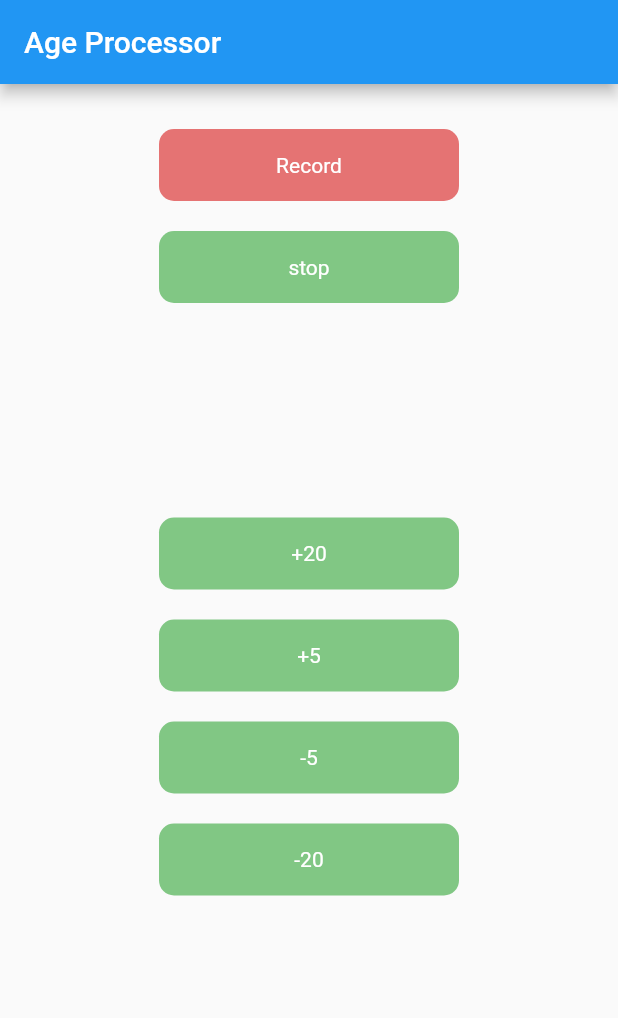
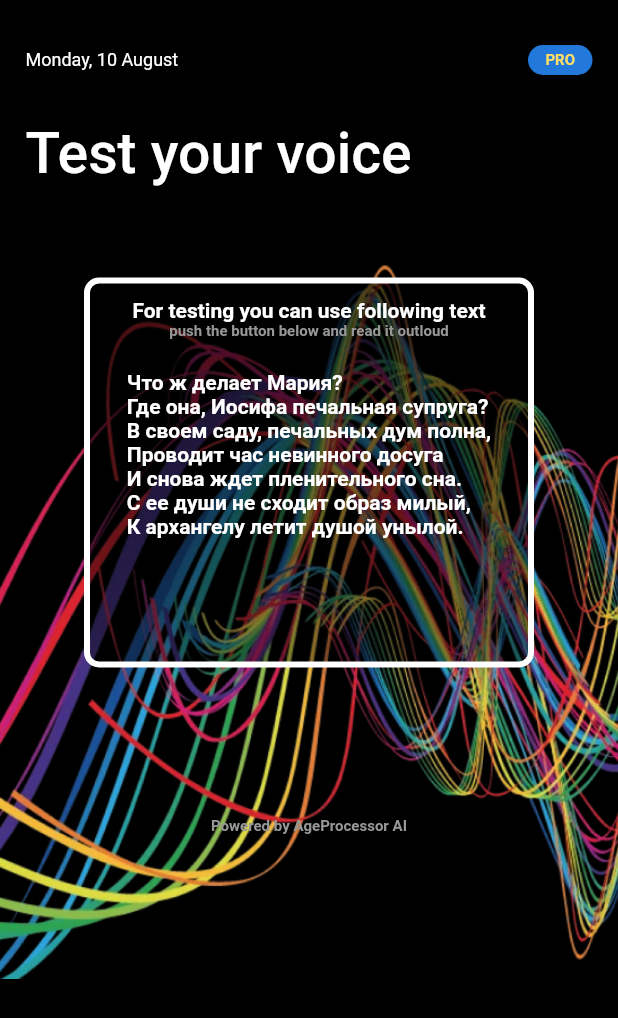
Before and after one commit to Timazver/AgeProcessor, a Flutter app: the screen it shows after launch, on a phone screen of 412 x 824 dp. Shown: the top 1018 px of the screen. Run offline on Flutter 3.47's test engine with Material 2 defaults, Android fonts, the phone set to English and light mode, and no system bars; our stand-ins replace audioplayers, dio, permission_handler, rxdart; missing offline and left inert: flutter_rounded_progress_bar, flutter_sound, record_mp3; generated files the repository leaves out were written again.

Commit message:
Changed main screen design

```diff
--- /dev/null
+++ b/lib/ui/colors/custom_colors.dart
@@ -0,0 +1,21 @@
+
+import 'package:flutter/rendering.dart';
+
+class CustomColors {
+
+  //Simple colors
+  static Color textBlockSubtitle = Color.fromRGBO(152, 151, 151, 1);
+  static Color proSignBg = Color.fromRGBO(35,120,219,1);
+  static Color proSignTitle = Color.fromRGBO(255,221,102,1);
+
+  //Gradient colors
+
+  static LinearGradient textBlockGradient = LinearGradient(
+    begin: Alignment.topCenter,
+    end: Alignment.bottomCenter,
+    colors: [
+      Color.fromRGBO(0, 0, 0, 0.675),
+      Color.fromRGBO(0, 0, 0, 0.4125)
+    ]
+  );
+}
--- a/lib/ui/screens/main_screen.dart
+++ b/lib/ui/screens/main_screen.dart
@@ -2,7 +2,10 @@ import 'dart:io';
 import 'package:age_processor/data/datastore/network/model/requests/upload_request.dart';
 import 'package:age_processor/data/repositories/auth/repository_impl.dart';
 import 'package:age_processor/ui/screens/result_screen.dart';
+import 'package:age_processor/ui/styles/custom_textstyle.dart';
 import 'package:age_processor/ui/viewmodel/main_screen_viewmodel.dart';
+import 'package:age_processor/ui/widgets/main/text_block.dart';
+import 'package:age_processor/ui/widgets/pro_sign.dart';
 import 'package:age_processor/util/app_utils.dart';
 import 'package:flutter/material.dart';
 import 'package:flutter_rounded_progress_bar/flutter_rounded_progress_bar.dart';
@@ -12,14 +15,11 @@ import 'package:permission_handler/permission_handler.dart';
 import 'package:record_mp3/record_mp3.dart';
 
 class MainScreen extends StatefulWidget {
-
   @override
   State<StatefulWidget> createState() => _MainScreenState();
-
 }
 
 class _MainScreenState extends State<MainScreen> {
-
   String statusText = "";
   bool isComplete = false;
   String recordFilePath;
@@ -33,24 +33,24 @@ class _MainScreenState extends State<MainScreen> {
     _recorder = FlutterSoundRecorder();
 
     _viewModel.basicRespStream.listen((value) {
-      AppUtils.showError(context, "Ок", "Файл ${value.file} был успешно загружен.", onSubmit: () => {
+      AppUtils.showError(
+          context, "Ок", "Файл ${value.file} был успешно загружен.",
+          onSubmit: () => {
                 setState(() {
                   Directory(recordFilePath).deleteSync(recursive: true);
-      statusText ="";
+                  statusText = "";
                   recordFilePath = "";
                   isComplete = false;
                   percent = null;
                 }),
                 Navigator.of(context).pop(),
-         Navigator.push(context, MaterialPageRoute(builder: (context) => ResultScreen(
-        id: value.id,
-        code: value.security_code
-      )))
-      }
-
-      );
-    })
-    .onError((error) {
+                Navigator.push(
+                    context,
+                    MaterialPageRoute(
+                        builder: (context) => ResultScreen(
+                            id: value.id, code: value.security_code)))
+              });
+    }).onError((error) {
       AppUtils.showError(context, "Ошибка", error.toString());
     });
 
@@ -61,8 +61,8 @@ class _MainScreenState extends State<MainScreen> {
     });
   }
 
-  MainScreenViewmodel _viewModel = MainScreenViewmodel(repository: RepositoryImpl());
-
+  MainScreenViewmodel _viewModel =
+      MainScreenViewmodel(repository: RepositoryImpl());
 
   Future<bool> checkPermission() async {
     if (!await Permission.microphone.isGranted) {
@@ -81,7 +81,8 @@ Future<bool> checkPermission() async {
       recordFilePath = await getFilePath();
       isComplete = false;
       await _recorder.openAudioSession();
-      await _recorder.startRecorder(codec: Codec.pcm16WAV, toFile: recordFilePath);
+      await _recorder.startRecorder(
+          codec: Codec.pcm16WAV, toFile: recordFilePath);
       // RecordMp3.instance.start(recordFilePath, (type) {
       //   statusText = "Record error--->$type";
       //   setState(() {});
@@ -116,7 +117,6 @@ Future<bool> checkPermission() async {
     setState(() {});
   }
 
-
   Future<String> getFilePath() async {
     Directory storageDirectory = await getApplicationDocumentsDirectory();
     String sdPath = storageDirectory.path + "/record";
@@ -130,157 +130,177 @@ Future<bool> checkPermission() async {
   @override
   Widget build(BuildContext context) {
     return Scaffold(
-        appBar: AppBar(
-          title: const Text('Age Processor'),
-        ),
+        backgroundColor: Colors.black,
         body: SingleChildScrollView(
+            child: Container(
+          height: MediaQuery.of(context).size.height,
+          padding: EdgeInsets.symmetric(horizontal: 17),
+          decoration: BoxDecoration(
+              image: DecorationImage(
+                  image: AssetImage("assets/images/bg.png"),
+                  alignment: Alignment.center,
+                  fit: BoxFit.fitWidth)),
           child: Column(children: [
             SizedBox(height: 30),
-           GestureDetector(
-                  child: Container(
-                    width: 200,
-                    height: 48.0,
-                    decoration: BoxDecoration(
-                      borderRadius: BorderRadius.circular(10),
-                      color: Colors.red.shade300),
-                    child: Center(
-                      child: Text(
-                        'Record',
-                        style: TextStyle(color: Colors.white),
-                      ),
-                    ),
-                  ),
-                  onTap: () async {
-                    startRecord();
-                  },
+            Row(mainAxisAlignment: MainAxisAlignment.spaceBetween, children: [
+              Text("Monday, 10 August", style: CustomTextStyle.dateTitle),
+              ProSign()
+            ]),
+            SizedBox(height: 30),
+            Align(
+                alignment: Alignment.centerLeft,
+                child: Text("Test your voice",
+                    style: CustomTextStyle.screenTitle)),
+            SizedBox(height: 60),
+            TextBlock(),
+            SizedBox(height: 50),
 
-              ),
-              SizedBox(height: 20),
-              GestureDetector(
-                  child: Container(
-                    width: 200,
-                    height: 48.0,
-                    decoration: BoxDecoration(
-                      borderRadius: BorderRadius.circular(10),
-                      color: Colors.green.shade300),
-                    child: Center(
-                      child: Text(
-                        'stop',
-                        style: TextStyle(color: Colors.white),
-                      ),
-                    ),
-                  ),
-                  onTap: () {
-                    stopRecord();
-                  },
-                ),
-          Padding(
-            padding: const EdgeInsets.only(top: 20.0),
-            child: Text(
-              statusText,
-              style: TextStyle(color: Colors.red, fontSize: 20),
-            ),
-          ),
-          GestureDetector(
-            behavior: HitTestBehavior.opaque,
-            onTap: () {
-              _viewModel.uploadRecord(UploadRequest(filePath: recordFilePath));
-            },
-            child: Container(
-              margin: EdgeInsets.only(top: 30),
-              alignment: AlignmentDirectional.center,
-              width: 100,
-              height: 50,
-              child: isComplete && recordFilePath != null
-                  ? Text(
-                      "Send",
-                      style: TextStyle(color: Colors.red, fontSize: 20),
-                    )
-                  : Container(),
-            ),
-          ),
-          percent != null ? RoundedProgressBar(
-            percent: percent,
-            childCenter: Text("${percent.toStringAsFixed(2)} %"),
-          ) : Container(),
-          SizedBox(height: 20),
-              GestureDetector(
-                  child: Container(
-                    width: 200,
-                    height: 48.0,
-                    decoration: BoxDecoration(
-                      borderRadius: BorderRadius.circular(10),
-                      color: Colors.green.shade300),
-                    child: Center(
-                      child: Text(
-                        '+20',
-                        style: TextStyle(color: Colors.white),
-                      ),
-                    ),
-                  ),
-                  onTap: () {
-                    stopRecord();
-                  },
-                ),
-                SizedBox(height: 20),
-              GestureDetector(
-                  child: Container(
-                    width: 200,
-                    height: 48.0,
-                    decoration: BoxDecoration(
-                      borderRadius: BorderRadius.circular(10),
-                      color: Colors.green.shade300),
-                    child: Center(
-                      child: Text(
-                        '+5',
-                        style: TextStyle(color: Colors.white),
-                      ),
-                    ),
-                  ),
-                  onTap: () {
-                    stopRecord();
-                  },
-                ),
-                SizedBox(height: 20),
-              GestureDetector(
-                  child: Container(
-                    width: 200,
-                    height: 48.0,
-                    decoration: BoxDecoration(
-                      borderRadius: BorderRadius.circular(10),
-                      color: Colors.green.shade300),
-                    child: Center(
-                      child: Text(
-                        '-5',
-                        style: TextStyle(color: Colors.white),
-                      ),
-                    ),
-                  ),
-                  onTap: () {
-                    stopRecord();
-                  },
-                ),
-                SizedBox(height: 20),
-              GestureDetector(
-                  child: Container(
-                    width: 200,
-                    height: 48.0,
-                    decoration: BoxDecoration(
-                      borderRadius: BorderRadius.circular(10),
-                      color: Colors.green.shade300),
-                    child: Center(
-                      child: Text(
-                        '-20',
-                        style: TextStyle(color: Colors.white),
-                      ),
-                    ),
-                  ),
-                  onTap: () {
-                    stopRecord();
-                  },
-                ),
+            SizedBox(height: 50),
+            Center(child: Text("Powered by AgeProcessor AI", style: CustomTextStyle.textBlockSubtitle))
+            //  GestureDetector(
+            //         child: Container(
+            //           width: 200,
+            //           height: 48.0,
+            //           decoration: BoxDecoration(
+            //             borderRadius: BorderRadius.circular(10),
+            //             color: Colors.red.shade300),
+            //           child: Center(
+            //             child: Text(
+            //               'Record',
+            //               style: TextStyle(color: Colors.white),
+            //             ),
+            //           ),
+            //         ),
+            //         onTap: () async {
+            //           startRecord();
+            //         },
+
+            //     ),
+            //     SizedBox(height: 20),
+            //     GestureDetector(
+            //         child: Container(
+            //           width: 200,
+            //           height: 48.0,
+            //           decoration: BoxDecoration(
+            //             borderRadius: BorderRadius.circular(10),
+            //             color: Colors.green.shade300),
+            //           child: Center(
+            //             child: Text(
+            //               'stop',
+            //               style: TextStyle(color: Colors.white),
+            //             ),
+            //           ),
+            //         ),
+            //         onTap: () {
+            //           stopRecord();
+            //         },
+            //       ),
+            // Padding(
+            //   padding: const EdgeInsets.only(top: 20.0),
+            //   child: Text(
+            //     statusText,
+            //     style: TextStyle(color: Colors.red, fontSize: 20),
+            //   ),
+            // ),
+            // GestureDetector(
+            //   behavior: HitTestBehavior.opaque,
+            //   onTap: () {
+            //     _viewModel.uploadRecord(UploadRequest(filePath: recordFilePath));
+            //   },
+            //   child: Container(
+            //     margin: EdgeInsets.only(top: 30),
+            //     alignment: AlignmentDirectional.center,
+            //     width: 100,
+            //     height: 50,
+            //     child: isComplete && recordFilePath != null
+            //         ? Text(
+            //             "Send",
+            //             style: TextStyle(color: Colors.red, fontSize: 20),
+            //           )
+            //         : Container(),
+            //   ),
+            // ),
+            // percent != null ? RoundedProgressBar(
+            //   percent: percent,
+            //   childCenter: Text("${percent.toStringAsFixed(2)} %"),
+            // ) : Container(),
+            // SizedBox(height: 20),
+            //     GestureDetector(
+            //         child: Container(
+            //           width: 200,
+            //           height: 48.0,
+            //           decoration: BoxDecoration(
+            //             borderRadius: BorderRadius.circular(10),
+            //             color: Colors.green.shade300),
+            //           child: Center(
+            //             child: Text(
+            //               '+20',
+            //               style: TextStyle(color: Colors.white),
+            //             ),
+            //           ),
+            //         ),
+            //         onTap: () {
+            //           stopRecord();
+            //         },
+            //       ),
+            //       SizedBox(height: 20),
+            //     GestureDetector(
+            //         child: Container(
+            //           width: 200,
+            //           height: 48.0,
+            //           decoration: BoxDecoration(
+            //             borderRadius: BorderRadius.circular(10),
+            //             color: Colors.green.shade300),
+            //           child: Center(
+            //             child: Text(
+            //               '+5',
+            //               style: TextStyle(color: Colors.white),
+            //             ),
+            //           ),
+            //         ),
+            //         onTap: () {
+            //           stopRecord();
+            //         },
+            //       ),
+            //       SizedBox(height: 20),
+            //     GestureDetector(
+            //         child: Container(
+            //           width: 200,
+            //           height: 48.0,
+            //           decoration: BoxDecoration(
+            //             borderRadius: BorderRadius.circular(10),
+            //             color: Colors.green.shade300),
+            //           child: Center(
+            //             child: Text(
+            //               '-5',
+            //               style: TextStyle(color: Colors.white),
+            //             ),
+            //           ),
+            //         ),
+            //         onTap: () {
+            //           stopRecord();
+            //         },
+            //       ),
+            //       SizedBox(height: 20),
+            //     GestureDetector(
+            //         child: Container(
+            //           width: 200,
+            //           height: 48.0,
+            //           decoration: BoxDecoration(
+            //             borderRadius: BorderRadius.circular(10),
+            //             color: Colors.green.shade300),
+            //           child: Center(
+            //             child: Text(
+            //               '-20',
+            //               style: TextStyle(color: Colors.white),
+            //             ),
+            //           ),
+            //         ),
+            //         onTap: () {
+            //           stopRecord();
+            //         },
+            //       ),
           ]),
-      ));
+        )));
   }
-
 }
--- /dev/null
+++ b/lib/ui/styles/custom_textstyle.dart
@@ -0,0 +1,42 @@
+
+import 'package:age_processor/ui/colors/custom_colors.dart';
+import 'package:flutter/material.dart';
+import 'package:flutter/widgets.dart';
+
+class CustomTextStyle {
+
+  static TextStyle textBlockSubtitle = TextStyle(
+    fontSize: 10,
+    fontStyle: FontStyle.normal,
+    color: CustomColors.textBlockSubtitle,
+    fontWeight: FontWeight.bold
+  );
+
+  static TextStyle textBlockTitle = TextStyle(
+    fontSize: 14,
+    fontStyle: FontStyle.normal,
+    color: Colors.white,
+    fontWeight: FontWeight.bold
+  );
+
+  static TextStyle screenTitle = TextStyle(
+    fontSize: 38,
+    fontStyle: FontStyle.normal,
+    color: Colors.white,
+    fontWeight: FontWeight.w500
+  );
+
+  static TextStyle dateTitle = TextStyle(
+    fontSize: 12,
+    fontStyle: FontStyle.normal,
+    color: Colors.white,
+    fontWeight: FontWeight.normal
+  );
+
+  static TextStyle proSignTitle = TextStyle(
+    fontSize: 10,
+    fontStyle: FontStyle.normal,
+    color: CustomColors.proSignTitle,
+    fontWeight: FontWeight.bold
+  );
+}
--- /dev/null
+++ b/lib/ui/widgets/main/text_block.dart
@@ -0,0 +1,33 @@
+
+import 'package:age_processor/ui/colors/custom_colors.dart';
+import 'package:age_processor/ui/styles/custom_textstyle.dart';
+import 'package:flutter/material.dart';
+
+class TextBlock extends StatelessWidget {
+
+  @override
+  Widget build(BuildContext context) {
+    return Align(
+      alignment: Alignment.center,
+      child: Container(
+      width: 300,
+      height: 260,
+      decoration: BoxDecoration(
+        gradient: CustomColors.textBlockGradient,
+        border: Border.all(style: BorderStyle.solid, color: Colors.white, width: 4),
+        borderRadius: BorderRadius.circular(10)
+      ),
+      child: Padding(
+        padding: EdgeInsets.only(left: 10, right: 10, top: 10),
+        child: Column(
+        children: [
+          Text("For testing you can use following text", style: CustomTextStyle.textBlockTitle),
+          Text("push the button below and read it outloud", style: CustomTextStyle.textBlockSubtitle),
+          SizedBox(height: 20),
+          Text("Что ж делает Мария?\nГде она, Иосифа печальная супруга?\nВ своем саду, печальных дум полна,\nПроводит час невинного досуга\nИ снова ждет пленительного сна.\nС ее души не сходит образ милый,\nК архангелу летит душой унылой.", style: CustomTextStyle.textBlockTitle)
+        ]
+      )
+    )));
+  }
+
+}
--- /dev/null
+++ b/lib/ui/widgets/pro_sign.dart
@@ -0,0 +1,24 @@
+
+import 'package:age_processor/ui/colors/custom_colors.dart';
+import 'package:age_processor/ui/styles/custom_textstyle.dart';
+import 'package:flutter/material.dart';
+
+class ProSign extends StatelessWidget {
+
+  @override
+  Widget build(BuildContext context) {
+
+    return Container(
+      width: 43,
+      height: 20,
+      decoration: BoxDecoration(
+        borderRadius: BorderRadius.circular(10),
+        color: CustomColors.proSignBg
+      ),
+      child: Center(
+        child: Text("PRO", style: CustomTextStyle.proSignTitle)
+      )
+    );
+  }
+
+}
--- a/pubspec.yaml
+++ b/pubspec.yaml
@@ -60,8 +60,8 @@ flutter:
   uses-material-design: true
 
   # To add assets to your application, add an assets section, like this:
-  # assets:
-  #   - images/a_dot_burr.jpeg
+  assets:
+    - assets/images/bg.png
   #   - images/a_dot_ham.jpeg
 
   # An image asset can refer to one or more resolution-specific "variants", see
```
Also changed, not shown: assets/images/bg.png (added), 2 other files. Lines whose indentation alone changed are shown as unchanged.
